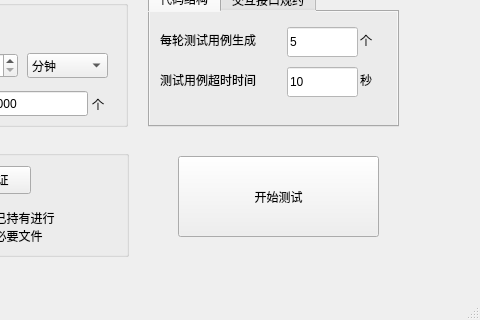
The window that client/window_client.ui (Radon10043/fuzzing-tool-14) describes before a commit, drawn with Qt 5; both pictures show x 242 to 722 and y 444 to 764 of the 722 by 764 pixel window.
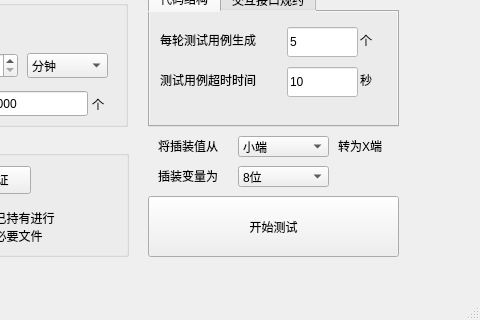
The same window after the commit.

Commit message: Added: variable endian

Diff of the .ui file:
```diff
--- a/client/window_client.ui
+++ b/client/window_client.ui
@@ -296,10 +296,10 @@
    <widget class="QPushButton" name="startFuzzBtn">
     <property name="geometry">
      <rect>
-      <x>420</x>
-      <y>600</y>
-      <width>201</width>
-      <height>81</height>
+      <x>390</x>
+      <y>640</y>
+      <width>251</width>
+      <height>61</height>
      </rect>
     </property>
     <property name="text">
@@ -559,6 +559,121 @@
      </widget>
     </widget>
    </widget>
+   <widget class="QLabel" name="switchInstrValueEndianLabel">
+    <property name="geometry">
+     <rect>
+      <x>400</x>
+      <y>580</y>
+      <width>81</width>
+      <height>20</height>
+     </rect>
+    </property>
+    <property name="text">
+     <string>将插装值从</string>
+    </property>
+   </widget>
+   <widget class="QComboBox" name="instrValueEndianComboBox">
+    <property name="geometry">
+     <rect>
+      <x>480</x>
+      <y>580</y>
+      <width>91</width>
+      <height>21</height>
+     </rect>
+    </property>
+    <property name="currentText">
+     <string>小端</string>
+    </property>
+    <item>
+     <property name="text">
+      <string>小端</string>
+     </property>
+    </item>
+    <item>
+     <property name="text">
+      <string>大端</string>
+     </property>
+    </item>
+   </widget>
+   <widget class="QLabel" name="instrValueBitsizeTipLabel">
+    <property name="geometry">
+     <rect>
+      <x>400</x>
+      <y>610</y>
+      <width>131</width>
+      <height>20</height>
+     </rect>
+    </property>
+    <property name="text">
+     <string>插装变量为</string>
+    </property>
+   </widget>
+   <widget class="QComboBox" name="instrValueBitsizeComboBox">
+    <property name="geometry">
+     <rect>
+      <x>480</x>
+      <y>610</y>
+      <width>91</width>
+      <height>21</height>
+     </rect>
+    </property>
+    <property name="currentText">
+     <string>8位</string>
+    </property>
+    <item>
+     <property name="text">
+      <string>8位</string>
+     </property>
+    </item>
+    <item>
+     <property name="text">
+      <string>无符号8位</string>
+     </property>
+    </item>
+    <item>
+     <property name="text">
+      <string>16位</string>
+     </property>
+    </item>
+    <item>
+     <property name="text">
+      <string>无符号16位</string>
+     </property>
+    </item>
+    <item>
+     <property name="text">
+      <string>32位</string>
+     </property>
+    </item>
+    <item>
+     <property name="text">
+      <string>无符号32位</string>
+     </property>
+    </item>
+    <item>
+     <property name="text">
+      <string>64位</string>
+     </property>
+    </item>
+    <item>
+     <property name="text">
+      <string>无符号64位</string>
+     </property>
+    </item>
+   </widget>
+   <widget class="QLabel" name="localVarEndianLabel">
+    <property name="geometry">
+     <rect>
+      <x>580</x>
+      <y>580</y>
+      <width>81</width>
+      <height>20</height>
+     </rect>
+    </property>
+    <property name="text">
+     <string>转为X端</string>
+    </property>
+   </widget>
   </widget>
   <widget class="QMenuBar" name="menubar">
    <property name="geometry">
```
The commit also changes 4 other files.
